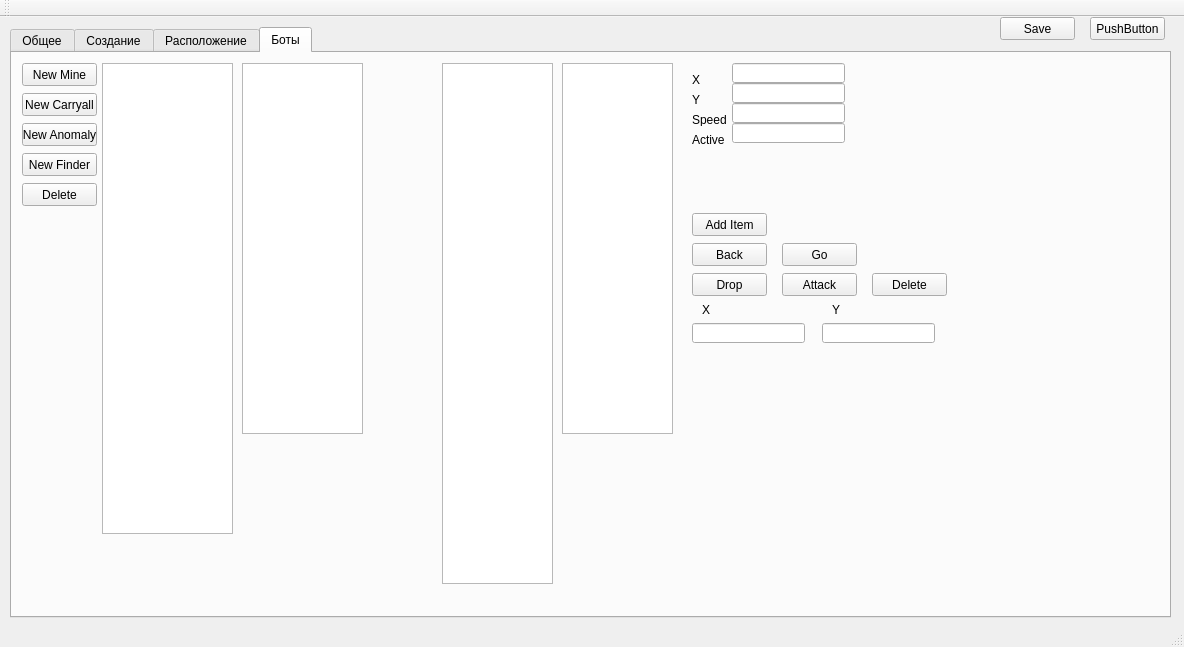
This is Server/nova-server/mainwindow.ui in mizit/Nova-git as Qt 5 draws it before an edit. The edited form follows.
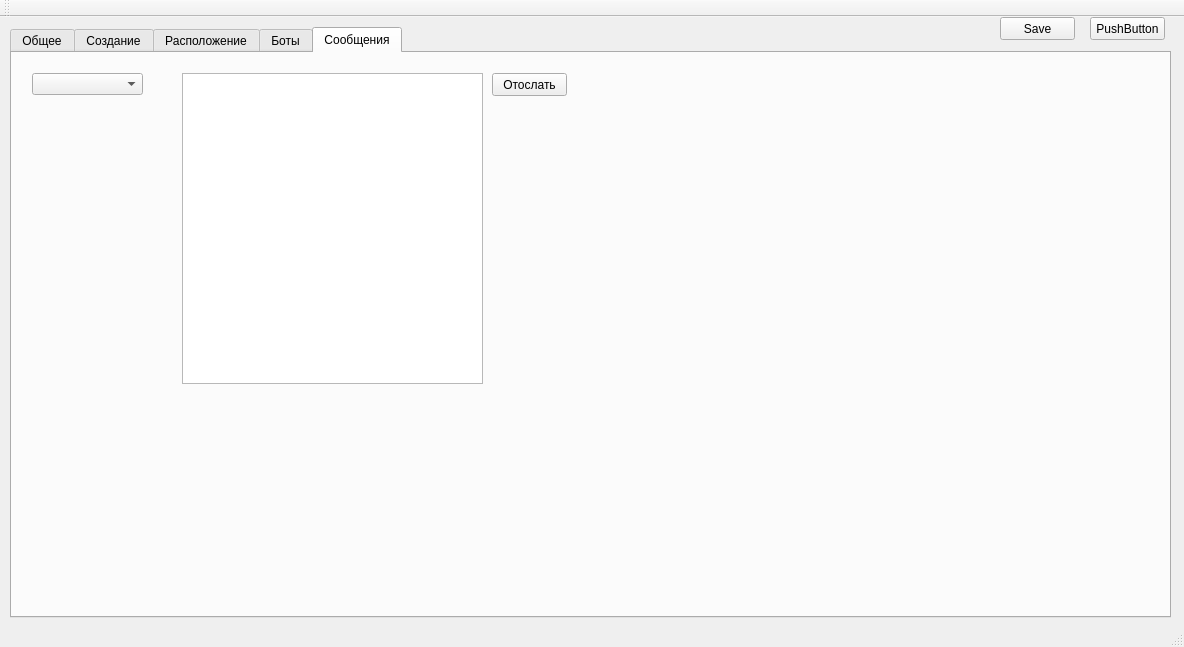
This is the edited form.

Commit message:
Text send
Отсылаю тексты с сервера на корабли

```diff
--- a/Server/nova-server/mainwindow.ui
+++ b/Server/nova-server/mainwindow.ui
@@ -24,7 +24,7 @@
      </rect>
     </property>
     <property name="currentIndex">
-     <number>3</number>
+     <number>4</number>
     </property>
     <widget class="QWidget" name="tab">
      <attribute name="title">
@@ -1321,6 +1321,44 @@
       </property>
      </widget>
     </widget>
+    <widget class="QWidget" name="tab_5">
+     <attribute name="title">
+      <string>Сообщения</string>
+     </attribute>
+     <widget class="QComboBox" name="cbox_ship_text">
+      <property name="geometry">
+       <rect>
+        <x>20</x>
+        <y>20</y>
+        <width>111</width>
+        <height>22</height>
+       </rect>
+      </property>
+     </widget>
+     <widget class="QTextEdit" name="textEdit">
+      <property name="geometry">
+       <rect>
+        <x>170</x>
+        <y>20</y>
+        <width>301</width>
+        <height>311</height>
+       </rect>
+      </property>
+     </widget>
+     <widget class="QPushButton" name="btn_send_msg">
+      <property name="geometry">
+       <rect>
+        <x>480</x>
+        <y>20</y>
+        <width>75</width>
+        <height>23</height>
+       </rect>
+      </property>
+      <property name="text">
+       <string>Отослать</string>
+      </property>
+     </widget>
+    </widget>
    </widget>
    <widget class="QPushButton" name="pushButton">
     <property name="geometry">
```
The commit also changes 7 other files.
